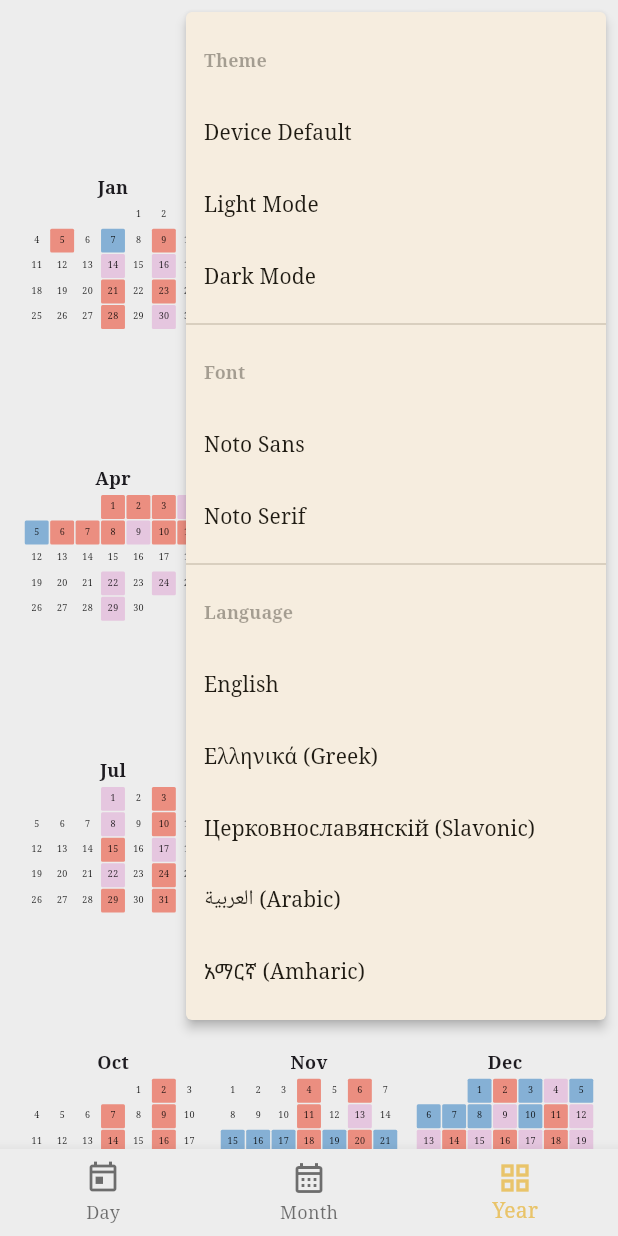
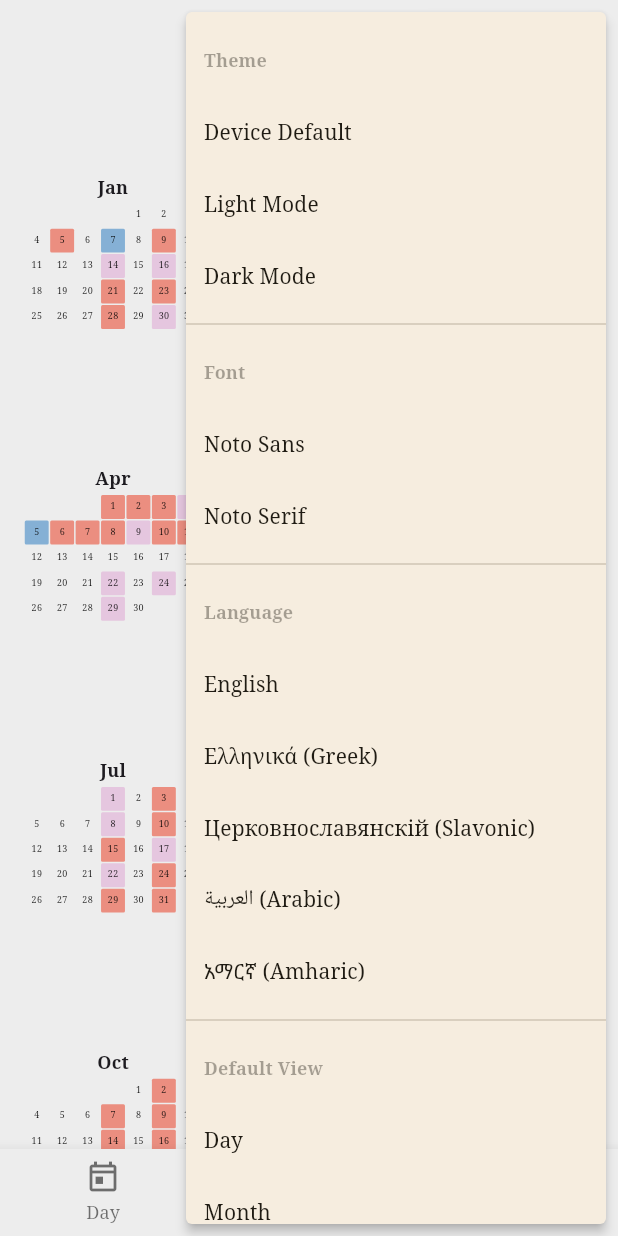
Before and after one commit to d3metrious/OrthodoxFastingCalender, a Flutter app: the screen it shows after launch, item 3 of the bottom bar chosen, after a tap on the "settings" icon, on a phone screen of 412 x 824 dp. Run offline on Flutter 3.47's test engine with Material 3 defaults, Android fonts, the phone set to English and light mode, and no system bars; our stand-ins replace google_fonts, shared_preferences, table_calendar.

Commit message:
Set default tab user setting

```diff
--- a/lib/pages/calendar_page.dart
+++ b/lib/pages/calendar_page.dart
@@ -21,12 +21,14 @@ class CalendarPage extends StatefulWidget {
 class _CalendarPageState extends State<CalendarPage> {
   DateTime _focusedDay = DateTime.now();
   DateTime? _selectedDay;
-  int _currentIndex = 1; // Default to Month view
+  late int _currentIndex;
   late PageController _pageController;
 
   @override
   void initState() {
     super.initState();
+    // Initialize with the saved default tab
+    _currentIndex = themeService.defaultTabIndex;
     _pageController = PageController(initialPage: _currentIndex);
     _selectedDay = _focusedDay;
   }
@@ -96,6 +98,9 @@ class _CalendarPageState extends State<CalendarPage> {
                   } else if (value.startsWith('lang_')) {
                     final lang = AppLanguage.values.firstWhere((e) => e.name == value.substring(5));
                     languageService.setLanguage(lang);
+                  } else if (value.startsWith('tab_')) {
+                    final index = int.parse(value.substring(4));
+                    themeService.setDefaultTab(index);
                   }
                 },
                 itemBuilder: (context) => [
@@ -124,6 +129,14 @@ class _CalendarPageState extends State<CalendarPage> {
                         value: 'lang_${lang.name}',
                         child: Text(lang.displayName),
                   )),
+                  const PopupMenuDivider(),
+                  PopupMenuItem(
+                    enabled: false,
+                    child: Text(s.defaultView, style: const TextStyle(fontWeight: FontWeight.bold, fontSize: 12)),
+                  ),
+                  PopupMenuItem(value: 'tab_0', child: Text(s.day)),
+                  PopupMenuItem(value: 'tab_1', child: Text(s.month)),
+                  PopupMenuItem(value: 'tab_2', child: Text(s.year)),
                 ],
               ),
             ],
--- a/lib/services/theme_service.dart
+++ b/lib/services/theme_service.dart
@@ -5,12 +5,15 @@ import '../models/app_font.dart';
 class ThemeService extends ChangeNotifier {
   static const String _themeKey = 'theme_mode';
   static const String _fontKey = 'app_font';
+  static const String _tabKey = 'default_tab_index';
 
   ThemeMode _themeMode = ThemeMode.system;
   AppFont _appFont = AppFont.serif;
+  int _defaultTabIndex = 1; // Default to Month view (index 1)
 
   ThemeMode get themeMode => _themeMode;
   AppFont get appFont => _appFont;
+  int get defaultTabIndex => _defaultTabIndex;
 
   /// Call this at app startup to load saved preferences
   Future<void> init() async {
@@ -32,6 +35,9 @@ class ThemeService extends ChangeNotifier {
       (e) => e.name == savedFont,
       orElse: () => AppFont.serif,
     );
+
+    // Load default tab
+    _defaultTabIndex = prefs.getInt(_tabKey) ?? 1;
 
     notifyListeners();
   }
@@ -57,6 +63,17 @@ class ThemeService extends ChangeNotifier {
 
     notifyListeners();
   }
+
+  /// Update and persist the default tab
+  Future<void> setDefaultTab(int index) async {
+    if (_defaultTabIndex == index) return;
+    _defaultTabIndex = index;
+
+    final prefs = await SharedPreferences.getInstance();
+    await prefs.setInt(_tabKey, index);
+
+    notifyListeners();
+  }
 }
 
 // Global instance
--- a/lib/utils/translations.dart
+++ b/lib/utils/translations.dart
@@ -15,6 +15,7 @@ class AppStrings {
   String get month => 'Month';
   String get day => 'Day';
   String get year => 'Year';
+  String get defaultView => 'Default View';
   String get selectDay => 'Select a day to see fasting details.';
   String get noFasting => 'No Fasting';
   String get noFastingDesc => 'Standard foods are permitted today.';
@@ -72,6 +73,7 @@ class GreekStrings extends AppStrings {
   @override String get month => 'Μήνας';
   @override String get day => 'Ημέρα';
   @override String get year => 'Έτος';
+  @override String get defaultView => 'Προεπιλεγμένη προβολή';
   @override String get selectDay => 'Επιλέξτε μια ημέρα για λεπτομέρειες νηστείας.';
   @override String get noFasting => 'Κατάλυση';
   @override String get noFastingDesc => 'Επιτρέπονται όλες οι τροφές σήμερα.';
@@ -126,6 +128,7 @@ class ArabicStrings extends AppStrings {
   @override String get month => 'الشهر';
   @override String get day => 'اليوم';
   @override String get year => 'العام';
+  @override String get defaultView => 'العرض الافتراضي';
   @override String get selectDay => 'اختر يوماً لرؤية تفاصيل الصيام.';
   @override String get noFasting => 'لا يوجد صيام';
   @override String get noFastingDesc => 'جميع الأطعمة مسموحة اليوم.';
@@ -178,6 +181,7 @@ class SlavonicStrings extends AppStrings {
   @override String get month => 'Мѣсяцъ';
   @override String get day => 'День';
   @override String get year => 'Годъ';
+  @override String get defaultView => 'Видъ по умолчанию';
   @override String get selectDay => 'Выбери день да видиши правила поста.';
   @override String get noFasting => 'Поста нѣсть';
   @override String get noFastingDesc => 'Всяка пища разрѣшена днесь.';
@@ -211,10 +215,10 @@ class SlavonicStrings extends AppStrings {
   @override String get wineOilLabel => 'Виνο и елей';
   @override String get fishOilWineLabel => 'Рыба, вино и елей';
   @override String get dairyAllowedLabel => 'Разрѣшеніе на вся';
-  @override String get strictFastDesc => 'Воздержаніе отъ мяса, рыбы, елея, вина, млечныхъ и яицъ.';
-  @override String get wineOilDesc => 'Виνο и елей разрѣшаются. Воздержаніе отъ мяса, рыбы, млечныхъ и яицъ.';
-  @override String get fishOilWineDesc => 'Рыба, елей и вино разрѣшаются. Воздержаніе отъ мяса, млечныхъ и яицъ.';
-  @override String get dairyAllowedDesc => 'Млечная, яйца, рыба, елей и вино разрѣшаются. Воздержаніе отъ мяса.';
+  @override String get strictFastDesc => 'Воздержаніе отъ мяса, рыбы, елея, вина, млечныхъ and яицъ.';
+  @override String get wineOilDesc => 'Виνο и елей разρѣшаются. Воздержаніе отъ мяса, рыбы, млечныхъ and яицъ.';
+  @override String get fishOilWineDesc => 'Рыба, елей and вино разρѣшаются. Воздержаніе отъ мяса, млечныхъ and яицъ.';
+  @override String get dairyAllowedDesc => 'Млечная, яйца, рыба, елей and вино разρѣшаются. Воздержаніе отъ мяса.';
 }
 
 /// Ethiopian (Amharic) Overrides
@@ -230,6 +234,7 @@ class AmharicStrings extends AppStrings {
   @override String get month => 'ወር';
   @override String get day => 'ቀን';
   @override String get year => 'ዓመት';
+  @override String get defaultView => 'ተመራጭ እይታ';
   @override String get selectDay => 'የጾም ዝርዝሮችን ለማየት ቀኑን ይምረጡ።';
   @override String get noFasting => 'ጾም የለም';
   @override String get noFastingDesc => 'ዛሬ ሁሉም ምግቦች ይፈቀዳሉ።';
```
